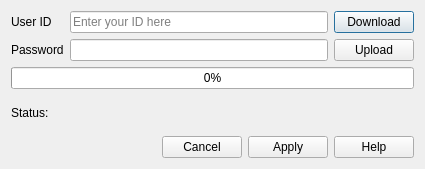
The window that qt-ui/webservices.ui (subsurface/subsurface) describes before a commit, drawn with Qt 5.
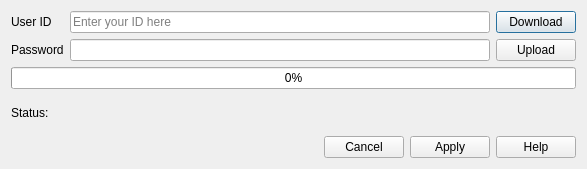
The same window after the commit. Icons and pictures are not drawn.

Commit message:
Improve the download from Subsurface webservice dialog
- make the User ID input field wide enough
- use the progress bar for an explanatory text
- mark it as 100% completed once the download succeeds

What changed in the file:
```diff
--- a/qt-ui/webservices.ui
+++ b/qt-ui/webservices.ui
@@ -31,6 +31,11 @@
      <property name="placeholderText">
       <string>Enter your ID here</string>
      </property>
+     <property name="minimumSize">
+      <size>
+       <width>420</width>
+      </size>
+     </property>
     </widget>
    </item>
    <item row="0" column="2">
```
The commit also changes 1 other file.
